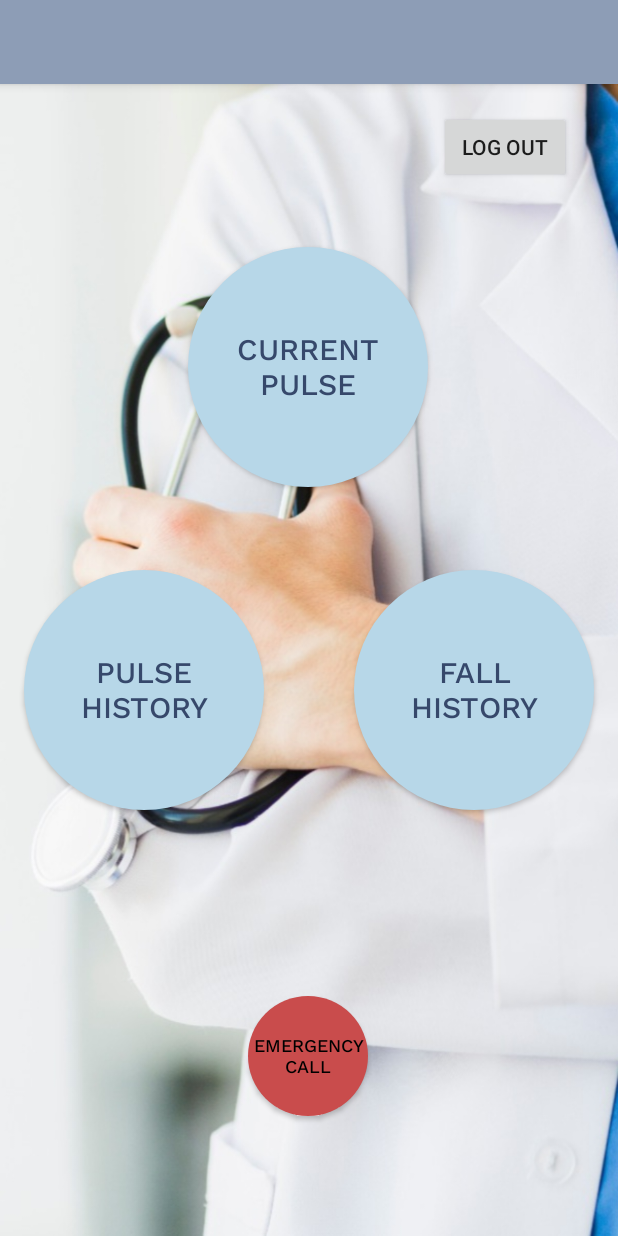
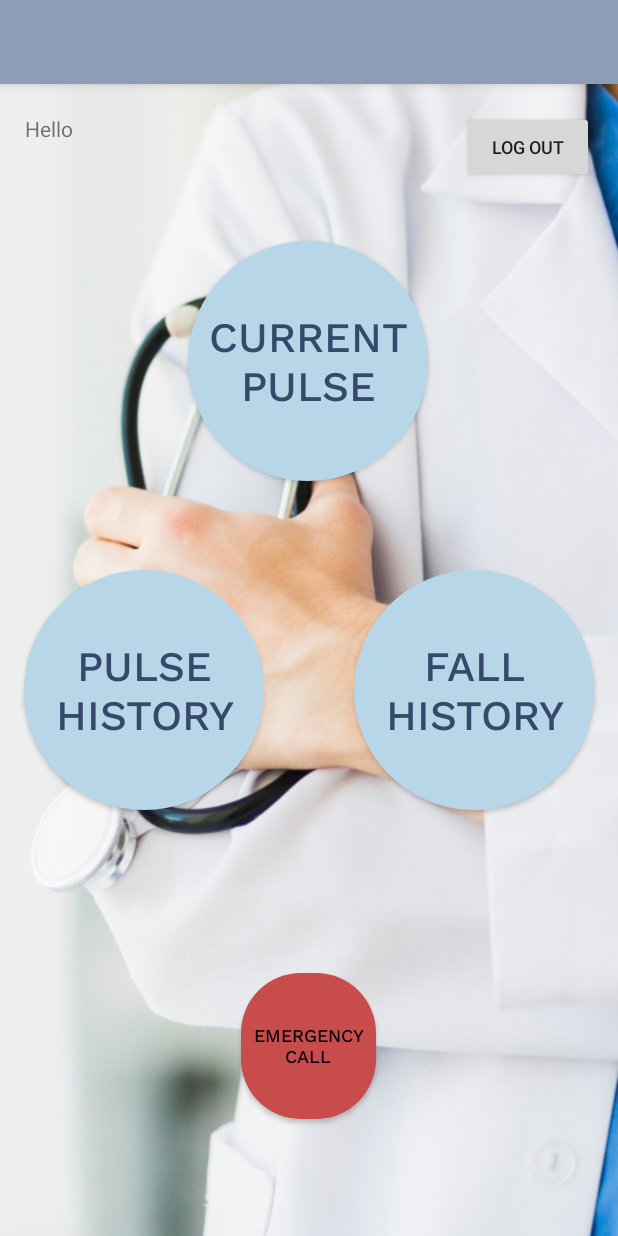
Before and after one commit to JasmineGranot/ArduinoWorkshopFireBase, an Android app: the screen it shows after launch once a user with an empty profile is signed in (ScreenMainActivity), on a phone screen of 412 x 824 dp. Run offline under Robolectric (Android 15) with nearby library versions, the phone set to English and light mode, and no system bars; our stand-ins replace Firebase (no records; nobody signed in at launch, a user with empty details on screens opened directly); Roboto replaces fonts that are not available here.

Commit message:
added logout button and greeting

```diff
--- a/ArduinoAndroidApplication/app/src/main/java/com/example/arduinoandroidapplication/ScreenMainActivity.java
+++ b/ArduinoAndroidApplication/app/src/main/java/com/example/arduinoandroidapplication/ScreenMainActivity.java
@@ -6,8 +6,14 @@ import android.content.Intent;
 import android.os.Bundle;
 import android.view.View;
 import android.widget.Button;
+import android.widget.EditText;
+import android.widget.ImageButton;
+import android.widget.TextView;
 
 import com.google.firebase.auth.FirebaseAuth;
+import com.google.firebase.auth.FirebaseUser;
+import com.google.firebase.database.DatabaseReference;
+import com.google.firebase.database.FirebaseDatabase;
 
 public class ScreenMainActivity extends AppCompatActivity {
     private FirebaseAuth auth;
@@ -16,6 +22,14 @@ public class ScreenMainActivity extends AppCompatActivity {
     protected void onCreate(Bundle savedInstanceState) {
         super.onCreate(savedInstanceState);
         setContentView(R.layout.main_screen);
+        auth = FirebaseAuth.getInstance();
+        TextView greeting = (TextView) findViewById(R.id.GreetingUserTxt);
+        FirebaseUser currentUser = auth.getCurrentUser();
+        if(currentUser != null){
+            String name = getUserDisplayName(currentUser);
+            name = !name.equals("") ? name : currentUser.getEmail();
+            greeting.setText("Hello " + name);
+        }
 
         Button logOutButton = (Button) findViewById(R.id.logOutButton);
         logOutButton.setOnClickListener(new View.OnClickListener() {
@@ -59,4 +73,10 @@ public class ScreenMainActivity extends AppCompatActivity {
             }
         });
     }
+
+    private String getUserDisplayName(FirebaseUser currentUser){
+        currentUser.getUid();
+        DatabaseReference dbref = FirebaseDatabase.getInstance().getReference();
+        return "";
+    }
 }
--- a/ArduinoAndroidApplication/app/src/main/res/layout/main_screen.xml
+++ b/ArduinoAndroidApplication/app/src/main/res/layout/main_screen.xml
@@ -9,8 +9,8 @@
 
     <Button
         android:id="@+id/emergencyCallButton"
-        android:layout_width="80dp"
-        android:layout_height="80dp"
+        android:layout_width="90dp"
+        android:layout_height="97dp"
         android:background="@drawable/emergency_call_circle_button"
         android:fontFamily="@font/work_sans_medium"
         android:text="@string/emergency_call"
@@ -33,7 +33,7 @@
         android:fontFamily="@font/work_sans_medium"
         android:text="@string/pulse_history"
         android:textColor="#36486b"
-        android:textSize="20sp"
+        android:textSize="28sp"
         app:layout_constraintBottom_toBottomOf="parent"
         app:layout_constraintEnd_toEndOf="parent"
         app:layout_constraintHorizontal_bias="0.063"
@@ -50,7 +50,7 @@
         android:fontFamily="@font/work_sans_medium"
         android:text="@string/fall_history"
         android:textColor="#36486b"
-        android:textSize="20sp"
+        android:textSize="28sp"
         app:layout_constraintBottom_toBottomOf="parent"
         app:layout_constraintEnd_toEndOf="parent"
         app:layout_constraintHorizontal_bias="0.786"
@@ -66,7 +66,7 @@
         android:fontFamily="@font/work_sans_medium"
         android:text="@string/current_pulse"
         android:textColor="#36486b"
-        android:textSize="20sp"
+        android:textSize="28sp"
         app:layout_constraintBottom_toTopOf="@+id/emergencyCallButton"
         app:layout_constraintEnd_toEndOf="parent"
         app:layout_constraintHorizontal_bias="0.498"
@@ -78,11 +78,32 @@
         android:id="@+id/logOutButton"
         android:layout_width="wrap_content"
         android:layout_height="wrap_content"
-        android:text="Log Out"
+        android:gravity="center"
+        android:padding="15dp"
+        android:src="@drawable/icons8_sign_out_16"
+        android:text="@string/log_out_button"
+        android:textSize="12sp"
         app:layout_constraintBottom_toTopOf="@+id/getFallHistoryButton"
         app:layout_constraintEnd_toEndOf="parent"
-        app:layout_constraintHorizontal_bias="0.904"
+        app:layout_constraintHorizontal_bias="0.95"
         app:layout_constraintStart_toStartOf="parent"
         app:layout_constraintTop_toTopOf="parent"
         app:layout_constraintVertical_bias="0.066" />
+
+    <TextView
+        android:id="@+id/GreetingUserTxt"
+        android:layout_width="200dp"
+        android:layout_height="27dp"
+        android:layout_marginStart="16dp"
+        android:layout_marginLeft="16dp"
+        android:layout_marginTop="16dp"
+        android:layout_marginEnd="91dp"
+        android:layout_marginRight="91dp"
+        android:layout_marginBottom="54dp"
+        android:text="@string/greeting"
+        app:layout_constraintBottom_toTopOf="@+id/getCurrentPulseButton"
+        app:layout_constraintEnd_toStartOf="@+id/logOutButton"
+        app:layout_constraintStart_toStartOf="parent"
+        app:layout_constraintTop_toTopOf="parent" />
+
 </androidx.constraintlayout.widget.ConstraintLayout>
--- a/ArduinoAndroidApplication/app/src/main/res/values/strings.xml
+++ b/ArduinoAndroidApplication/app/src/main/res/values/strings.xml
@@ -24,4 +24,6 @@
     <string name="current_pulse">Current\nPulse</string>
     <string name="bpm">BPM</string>
     <string name="show_location">Show On Map</string>
+    <string name="log_out_button">Log Out</string>
+    <string name="greeting">Hello </string>
 </resources>
```
Also changed, not shown: ArduinoAndroidApplication/app/src/main/res/drawable/icons8_sign_out_16.png (added).
